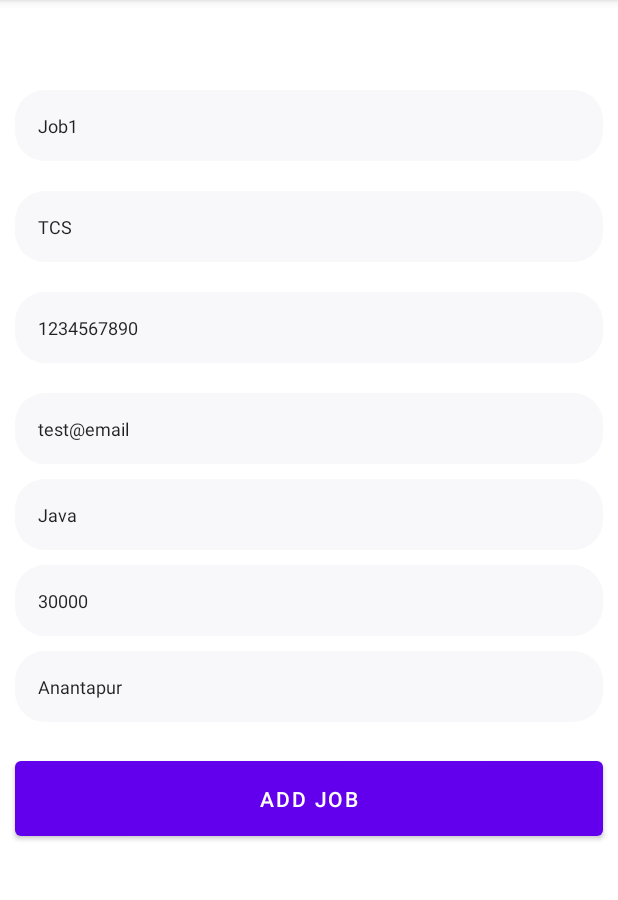
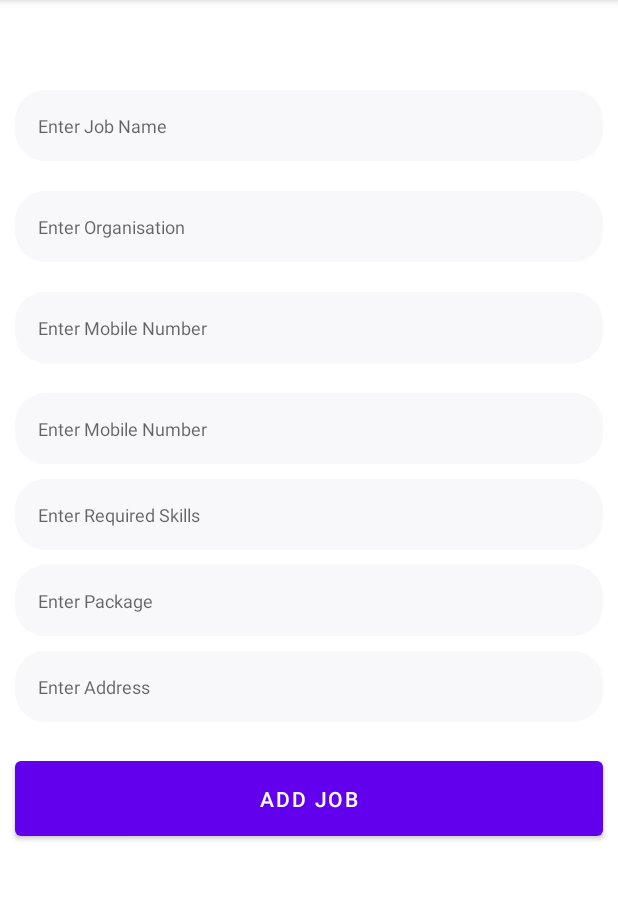
Before and after one commit to naga-reddy27/JobsPortal, an Android app: the HomeActivity screen opened directly, with no data from a screen before it, after a tap on "TODO", on a phone screen of 412 x 824 dp, the part 84-984 px from its top. Run offline under Robolectric (Android 15) with nearby library versions, the phone set to English and light mode, and no system bars.

Commit message:
Updating Job.

```diff
--- a/app/src/main/java/com/user/jobportal/activity/AddJobActivity.java
+++ b/app/src/main/java/com/user/jobportal/activity/AddJobActivity.java
@@ -11,12 +11,15 @@ import android.widget.Toast;
 
 import com.user.jobportal.R;
 import com.user.jobportal.db.DBHelper;
+import com.user.jobportal.model.JobModel;
 
 public class AddJobActivity extends AppCompatActivity {
     private EditText edtJobName, edtOrg, edtMobile, edtEmail, edtRequiredSkills, edtPackage, edtCurrentAddress;
     private Button btnAddJob;
     private DBHelper db;
     private String adminId;
+    private String action;
+    private JobModel jobModel;
 
     @Override
     protected void onCreate(Bundle savedInstanceState) {
@@ -44,14 +47,16 @@ public class AddJobActivity extends AppCompatActivity {
                 String currentDetails = edtCurrentAddress.getText().toString();
                 String appliedStatus = "NOT APPLIED";
                 if (validateFields(jobName, org, mobile, email, requiredSkills, packageDetails, currentDetails, appliedStatus)) {
-                    long result = db.addJob(adminId, jobName, org, mobile, email, requiredSkills, packageDetails, currentDetails, appliedStatus);
+                    long result;
+                    if (jobModel.getJobId() != null) {
+                        result = db.updateJob(adminId, jobModel.getJobId(), jobName, org, mobile, email, requiredSkills, packageDetails, currentDetails, appliedStatus);
+                    } else {
+                        result = db.addJob(adminId, jobName, org, mobile, email, requiredSkills, packageDetails, currentDetails, appliedStatus);
+                    }
                     if (result == -1) {
                         Toast.makeText(AddJobActivity.this, "FAILED ", Toast.LENGTH_SHORT).show();
                     } else {
-                        Intent intent = new Intent(AddJobActivity.this, HomeActivity.class);
-                        intent.addFlags(Intent.FLAG_ACTIVITY_CLEAR_TOP);
-                        intent.putExtra("adminId", adminId);
-                        startActivity(intent);
+                        setResult(RESULT_OK);
                         finish();
                     }
                 } else {
@@ -65,6 +70,41 @@ public class AddJobActivity extends AppCompatActivity {
     private void getIntentData() {
         if (getIntent().hasExtra("adminId")) {
             adminId = getIntent().getStringExtra("adminId");
+            action = getIntent().getStringExtra("action");
+            if (!action.equals("new")) {
+                jobModel = (JobModel) getIntent().getSerializableExtra("job");
+                if (jobModel != null) {
+                    edtJobName.setText(jobModel.getJobName());
+                    edtOrg.setText(jobModel.getOrg());
+                    edtMobile.setText(jobModel.getMobile());
+                    edtEmail.setText(jobModel.getEmail());
+                    edtPackage.setText(jobModel.getPackageDetails());
+                    edtRequiredSkills.setText(jobModel.getSkillRequired());
+                    edtCurrentAddress.setText(jobModel.getCurrentAddress());
+                    btnAddJob.setText("Update Job");
+                }
+            }
+            if (action.equals("view")) {
+                btnAddJob.setVisibility(View.GONE);
+                edtJobName.setEnabled(false);
+                edtOrg.setEnabled(false);
+                edtMobile.setEnabled(false);
+                edtEmail.setEnabled(false);
+                edtPackage.setEnabled(false);
+                edtRequiredSkills.setEnabled(false);
+                edtCurrentAddress.setEnabled(false);
+                btnAddJob.setEnabled(false);
+            } else {
+                btnAddJob.setVisibility(View.VISIBLE);
+                edtJobName.setEnabled(true);
+                edtOrg.setEnabled(true);
+                edtMobile.setEnabled(true);
+                edtEmail.setEnabled(true);
+                edtPackage.setEnabled(true);
+                edtRequiredSkills.setEnabled(true);
+                edtCurrentAddress.setEnabled(true);
+                btnAddJob.setEnabled(true);
+            }
         }
     }
 
--- a/app/src/main/java/com/user/jobportal/activity/HomeActivity.java
+++ b/app/src/main/java/com/user/jobportal/activity/HomeActivity.java
@@ -9,6 +9,7 @@ import androidx.recyclerview.widget.RecyclerView;
 import android.content.Intent;
 import android.database.Cursor;
 import android.os.Bundle;
+import android.util.Log;
 import android.view.Menu;
 import android.view.MenuItem;
 import android.view.View;
@@ -25,6 +26,7 @@ import java.util.ArrayList;
 import java.util.List;
 
 public class HomeActivity extends AppCompatActivity implements JobListAdapter.ItemClickListener {
+    private final String TAG  = HomeActivity.this.getClass().getSimpleName();
     private FloatingActionButton fab;
     private RecyclerView recyclerView;
     private TextView txtNoData;
@@ -32,6 +34,7 @@ public class HomeActivity extends AppCompatActivity implements JobListAdapter.It
     private DBHelper db;
     private List<JobModel> jobList;
     private JobListAdapter adapter;
+    private static final int REQUEST_CODE = 1;
 
     @Override
     protected void onCreate(Bundle savedInstanceState) {
@@ -48,10 +51,7 @@ public class HomeActivity extends AppCompatActivity implements JobListAdapter.It
         fab.setOnClickListener(new View.OnClickListener() {
             @Override
             public void onClick(View view) {
-                Intent intent = new Intent(HomeActivity.this, AddJobActivity.class);
-                intent.putExtra("adminId", adminId);
-                startActivity(intent);
-
+                startAddJobActivity(null, null, "new");
             }
         });
 
@@ -85,6 +85,7 @@ public class HomeActivity extends AppCompatActivity implements JobListAdapter.It
                         cursor.getString(9)
                 );
                 jobList.add(model);
+                Log.v(TAG, "JOBS LIST :: ");
                 setAdapter();
             }
         }
@@ -127,17 +128,23 @@ public class HomeActivity extends AppCompatActivity implements JobListAdapter.It
     @Override
     protected void onActivityResult(int requestCode, int resultCode, @Nullable Intent data) {
         super.onActivityResult(requestCode, resultCode, data);
-
+        if (requestCode == REQUEST_CODE && resultCode == RESULT_OK) {
+            Log.v(TAG, "HOME RECREATED :: ");
+            getJobListFromDb();
+        }
     }
 
     @Override
-    public void onItemClick(JobModel jobModel, int position) {
-        startAddJobActivity(jobModel, position);
+    public void onItemClick(JobModel jobModel, int position, String action) {
+        startAddJobActivity(jobModel, position, action);
     }
 
-    private void startAddJobActivity(JobModel jobModel, int pos) {
+    private void startAddJobActivity(JobModel jobModel, Integer pos, String action) {
         Intent intent = new Intent(HomeActivity.this, AddJobActivity.class);
         intent.putExtra("adminId", adminId);
-        startActivity(intent);
+        intent.putExtra("job", jobModel);
+        intent.putExtra("action", action);
+        intent.putExtra("pos", pos);
+        startActivityForResult(intent, REQUEST_CODE);
     }
 }
--- a/app/src/main/java/com/user/jobportal/db/DBHelper.java
+++ b/app/src/main/java/com/user/jobportal/db/DBHelper.java
@@ -29,16 +29,6 @@ public class DBHelper extends SQLiteOpenHelper {
     private static final String COLUMN_REQUIRED_SKILLS = "required_skills";
     private static final String COLUMN_PACKAGE_DETAILS = "package_details";
     private static final String COLUMN_APPLIED_STATUS = "status";
-
-   /* private static final String TABLE_NAME_EVENTS = "my_events";
-    private static final String COLUMN_MANAGER = "manager_id";
-    private static final String COLUMN_EVENT_ID = "id";
-    private static final String COLUMN_EVENT_NAME = "event_name";
-    private static final String COLUMN_EVENT_TIME = "event_time";
-    private static final String COLUMN_EVENT_INFO = "event_info";
-    private static final String COLUMN_EVENT_VENUE = "event_venue";
-    private static final String COLUMN_EVENT_NUMBER = "event_number";
-    private static final String COLUMN_PWD = "pwd";*/
 
     public DBHelper(@Nullable Context context) {
         super(context, DATABASE_NAME, null, DATABASE_VERSION);
@@ -78,7 +68,7 @@ public class DBHelper extends SQLiteOpenHelper {
     }
 
     public long addJob(String adminId, String jobName, String org, String mobile, String email, String skillsRequired, String packageDetails, String currentAddress, String appliedStatus) {
-        Log.v("TAG", "EVENT INSERT :: " + adminId);
+        Log.v("TAG", "JOBS INSERT :: " + adminId);
         SQLiteDatabase db = this.getWritableDatabase();
         ContentValues contentValues = new ContentValues();
         contentValues.put(COLUMN_ADMIN_ID, adminId);
@@ -94,6 +84,7 @@ public class DBHelper extends SQLiteOpenHelper {
 
         return result;
     }
+
     public Cursor getJobList() {
         String query = "select * from " + TABLE_NAME_JOB;
         SQLiteDatabase db = this.getReadableDatabase();
@@ -104,4 +95,28 @@ public class DBHelper extends SQLiteOpenHelper {
         return cursor;
     }
 
+    public long updateJob(String adminId, String jobId, String jobName, String org, String mobile, String email, String skillsRequired, String packageDetails, String currentAddress, String appliedStatus) {
+        SQLiteDatabase db = this.getWritableDatabase();
+        ContentValues contentValues = new ContentValues();
+        contentValues.put(COLUMN_JOB_ID, jobId);
+        contentValues.put(COLUMN_ADMIN_ID, adminId);
+        contentValues.put(COLUMN_JOB_NAME, jobName);
+        contentValues.put(COLUMN_ORG, org);
+        contentValues.put(COLUMN_NUMBER, mobile);
+        contentValues.put(COLUMN_EMAIL, email);
+        contentValues.put(COLUMN_REQUIRED_SKILLS, skillsRequired);
+        contentValues.put(COLUMN_PACKAGE_DETAILS, packageDetails);
+        contentValues.put(COLUMN_CURRENT_ADDRESS, currentAddress);
+        contentValues.put(COLUMN_APPLIED_STATUS, appliedStatus);
+
+        // long result = db.update(TABLE_NAME_JOB, contentValues, BaseColumns._ID + "=?", new String[]{jobId});
+        String whereClause = BaseColumns._ID + " = ? AND " + "admin_id" + " = ?"; // HERE ARE OUR CONDITONS STARTS
+        String[] whereArgs = {jobId, adminId};
+        return db.update(TABLE_NAME_JOB,
+                contentValues,
+                whereClause,
+                whereArgs);
+    }
+
+
 }
--- a/app/src/main/java/com/user/jobportal/model/JobModel.java
+++ b/app/src/main/java/com/user/jobportal/model/JobModel.java
@@ -1,6 +1,8 @@
 package com.user.jobportal.model;
 
-public class JobModel {
+import java.io.Serializable;
+
+public class JobModel implements Serializable {
     private String adminId;
     private String jobId;
     private String jobName;
--- a/app/src/main/res/layout/activity_add_job.xml
+++ b/app/src/main/res/layout/activity_add_job.xml
@@ -24,7 +24,6 @@
                 android:background="@drawable/rounded_rect"
                 android:hint="Enter Job Name"
                 android:padding="15dp"
-                android:text="Job1"
                 android:textSize="12sp"
                 app:layout_constraintBottom_toTopOf="@+id/edt_org"
                 app:layout_constraintEnd_toEndOf="parent"
@@ -40,11 +39,10 @@
                 android:hint="Enter Organisation"
                 android:padding="15dp"
                 android:textSize="12sp"
-                android:text="TCS"
+                app:layout_constraintBottom_toTopOf="@+id/edt_mobile"
                 app:layout_constraintEnd_toEndOf="parent"
                 app:layout_constraintStart_toStartOf="parent"
-                app:layout_constraintTop_toBottomOf="@+id/edt_job_name"
-                app:layout_constraintBottom_toTopOf="@+id/edt_mobile"/>
+                app:layout_constraintTop_toBottomOf="@+id/edt_job_name" />
 
             <EditText
                 android:id="@+id/edt_mobile"
@@ -53,15 +51,15 @@
                 android:layout_margin="10dp"
                 android:background="@drawable/rounded_rect"
                 android:hint="Enter Mobile Number"
+                android:inputType="phone"
+                android:maxLength="10"
                 android:padding="15dp"
                 android:textSize="12sp"
-                android:maxLength="10"
-                android:inputType="phone"
-                android:text="1234567890"
+                app:layout_constraintBottom_toTopOf="@+id/edt_email"
                 app:layout_constraintEnd_toEndOf="@+id/edt_org"
                 app:layout_constraintStart_toStartOf="@+id/edt_org"
-                app:layout_constraintTop_toBottomOf="@+id/edt_org"
-                app:layout_constraintBottom_toTopOf="@+id/edt_email"/>
+                app:layout_constraintTop_toBottomOf="@+id/edt_org" />
+
             <EditText
                 android:id="@+id/edt_email"
                 android:layout_width="match_parent"
@@ -69,15 +67,14 @@
                 android:layout_margin="10dp"
                 android:background="@drawable/rounded_rect"
                 android:hint="Enter Mobile Number"
+                android:inputType="textEmailAddress"
+                android:maxLength="10"
                 android:padding="15dp"
                 android:textSize="12sp"
-                android:maxLength="10"
-                android:inputType="textEmailAddress"
-                android:text="test@email.com"
+                app:layout_constraintBottom_toTopOf="@+id/edt_skills"
                 app:layout_constraintEnd_toEndOf="@+id/edt_mobile"
                 app:layout_constraintStart_toStartOf="@+id/edt_mobile"
-                app:layout_constraintTop_toBottomOf="@+id/edt_mobile"
-                app:layout_constraintBottom_toTopOf="@+id/edt_skills"/>
+                app:layout_constraintTop_toBottomOf="@+id/edt_mobile" />
 
 
             <EditText
@@ -87,11 +84,10 @@
                 android:layout_margin="10dp"
                 android:background="@drawable/rounded_rect"
                 android:hint="Enter Required Skills"
+                android:inputType="textPersonName"
+                android:maxLength="10"
                 android:padding="15dp"
                 android:textSize="12sp"
-                android:maxLength="10"
-                android:inputType="textPersonName"
-                android:text="Java"
                 app:layout_constraintEnd_toEndOf="@+id/edt_email"
                 app:layout_constraintStart_toStartOf="@+id/edt_email"
                 app:layout_constraintTop_toBottomOf="@+id/edt_email" />
@@ -103,11 +99,10 @@
                 android:layout_margin="10dp"
                 android:background="@drawable/rounded_rect"
                 android:hint="Enter Package"
+                android:inputType="textPersonName"
+                android:maxLength="10"
                 android:padding="15dp"
                 android:textSize="12sp"
-                android:maxLength="10"
-                android:inputType="textPersonName"
-                android:text="30000"
                 app:layout_constraintEnd_toEndOf="@+id/edt_skills"
                 app:layout_constraintStart_toStartOf="@+id/edt_skills"
                 app:layout_constraintTop_toBottomOf="@+id/edt_skills" />
@@ -119,29 +114,28 @@
                 android:layout_margin="10dp"
                 android:background="@drawable/rounded_rect"
                 android:hint="Enter Address"
+                android:inputType="textPersonName"
+                android:maxLength="10"
+                android:maxLines="3"
                 android:padding="15dp"
-                android:maxLines="3"
                 android:textSize="12sp"
-                android:maxLength="10"
-                android:inputType="textPersonName"
-                android:text="Anantapur"
+                app:layout_constraintBottom_toTopOf="@+id/btn_add_job"
                 app:layout_constraintEnd_toEndOf="@+id/edt_package"
                 app:layout_constraintStart_toStartOf="@+id/edt_package"
-                app:layout_constraintTop_toBottomOf="@+id/edt_package"
-                app:layout_constraintBottom_toTopOf="@+id/btn_add_job"/>
+                app:layout_constraintTop_toBottomOf="@+id/edt_package" />
 
             <Button
                 android:id="@+id/btn_add_job"
                 android:layout_width="match_parent"
                 android:layout_height="wrap_content"
-                android:text="Add Job"
-                android:padding="15dp"
+                android:layout_marginVertical="20dp"
                 android:layout_marginStart="10dp"
                 android:layout_marginEnd="10dp"
-                android:layout_marginVertical="20dp"
+                android:padding="15dp"
+                android:text="Add Job"
                 app:layout_constraintEnd_toEndOf="@+id/edt_address"
                 app:layout_constraintStart_toStartOf="@+id/edt_address"
-                app:layout_constraintTop_toBottomOf="@+id/edt_address"/>
+                app:layout_constraintTop_toBottomOf="@+id/edt_address" />
 
         </androidx.constraintlayout.widget.ConstraintLayout>
     </ScrollView>
--- a/app/src/main/res/layout/job_list_item.xml
+++ b/app/src/main/res/layout/job_list_item.xml
@@ -76,7 +76,7 @@
             <ImageView
                 android:id="@+id/txt_delete_job"
                 android:layout_width="0dp"
-                android:layout_height="wrap_content"
+                android:layout_height="match_parent"
                 android:layout_margin="10dp"
                 android:layout_weight="0.5"
                 android:gravity="center"
```
Also changed, not shown: app/src/main/java/com/user/jobportal/adapter/JobListAdapter.java (+9 -2 lines).
